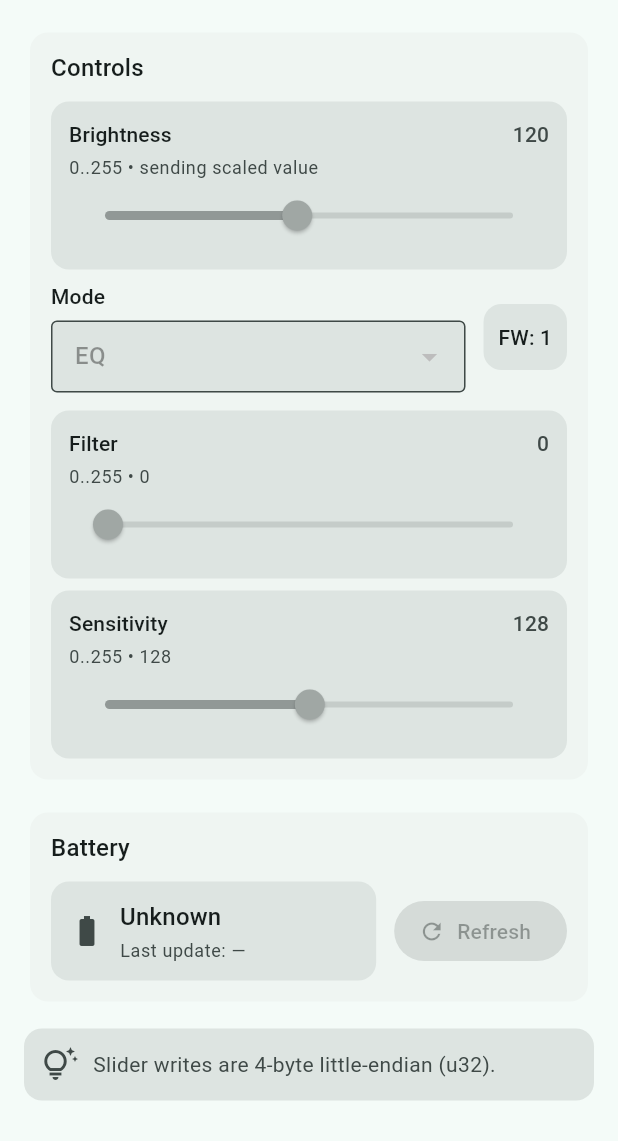
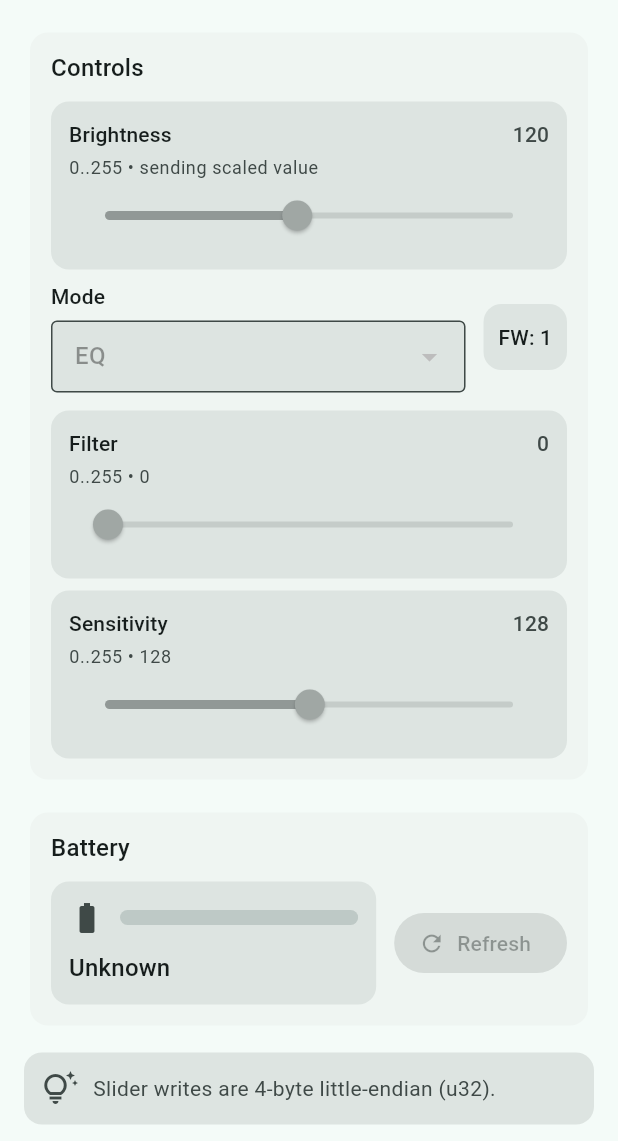
Before and after one commit to chbeeler/led_necklace_control, a Flutter app: the screen it shows after launch, scrolled down 187 dp, on a phone screen of 412 x 824 dp, the part 95-1236 px from its top. Run offline on Flutter 3.47's test engine with Material 3 defaults, Android fonts, the phone set to English and light mode, and no system bars; missing offline and left inert: universal_ble.

Commit message:
Improves battery card UI and readability.
Enhances the battery card's user interface for better readability.
The layout has been adjusted to display the battery percentage
progress bar and voltage reading in a clearer, more organized manner.

The progress bar is now placed above the voltage for better visual
hierarchy.

```diff
--- a/lib/main.dart
+++ b/lib/main.dart
@@ -852,33 +852,29 @@ class _BatteryCard extends StatelessWidget {
                       color: cs.surfaceContainerHighest,
                       borderRadius: BorderRadius.circular(12),
                     ),
-                    child: Row(
+                      child: Column(
+                      crossAxisAlignment: CrossAxisAlignment.start,
+                      children: [
+                        Row(
                           children: [
                             Icon(Icons.battery_full, color: cs.onSurfaceVariant),
                             const SizedBox(width: 10),
                             Expanded(
-                          child: Column(
-                            crossAxisAlignment: CrossAxisAlignment.start,
-                            children: [
-                              Text(v == null ? 'Unknown' : '${v.toStringAsFixed(3)} V',
-                                  style: Theme.of(context).textTheme.titleMedium),
-                              const SizedBox(height: 2),
-                              Text('Last update: $timeStr',
-                                  style: Theme.of(context).textTheme.bodySmall?.copyWith(color: cs.onSurfaceVariant)),
-                            ],
-                          ),
-                        ),
-                        if (pct != null)
-                          SizedBox(
-                            width: 90,
                               child: ClipRRect(
                                 borderRadius: BorderRadius.circular(999),
                                 child: LinearProgressIndicator(
-                                value: pct,
+                                  value: pct ?? 0.0,
                                   minHeight: 10,
                                   backgroundColor: cs.outlineVariant,
                                 ),
                               ),
+                            ),
+                          ],
+                        ),
+                        const SizedBox(height: 10),
+                        Text(
+                          v == null ? 'Unknown' : '${v.toStringAsFixed(3)} V',
+                          style: Theme.of(context).textTheme.titleMedium,
                         ),
                       ],
                     ),
```
Lines whose indentation alone changed are shown as unchanged.
